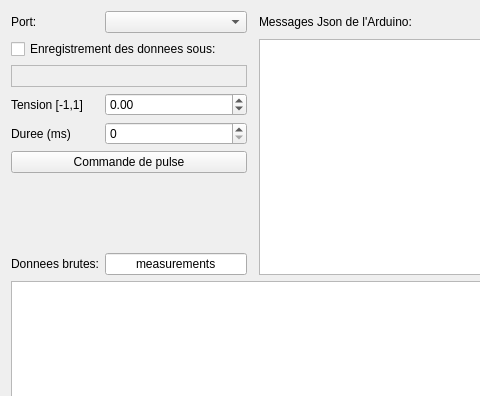
The window that identification_Qt/mainwindow.ui (emilerenaud/Projet_GRO_S3) describes before a commit, drawn with Qt 5; both pictures show x 0 to 480 and y 0 to 396 of the 752 by 578 pixel window.
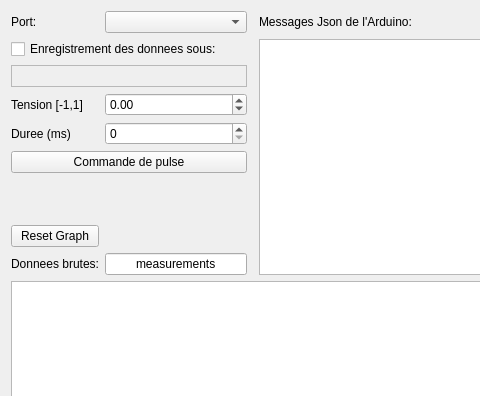
The same window after the commit. Custom widgets are drawn as their Qt base class.

Commit message: Ajout d'un bouton pour reset le graph

What changed in the file:
```diff
--- a/identification_Qt/mainwindow.ui
+++ b/identification_Qt/mainwindow.ui
@@ -225,6 +225,13 @@
       </property>
      </widget>
     </item>
+    <item row="14" column="0">
+     <widget class="QPushButton" name="pushButton_reset">
+      <property name="text">
+       <string>Reset Graph</string>
+      </property>
+     </widget>
+    </item>
    </layout>
   </widget>
  </widget>
```
The commit also changes 3 other files.
